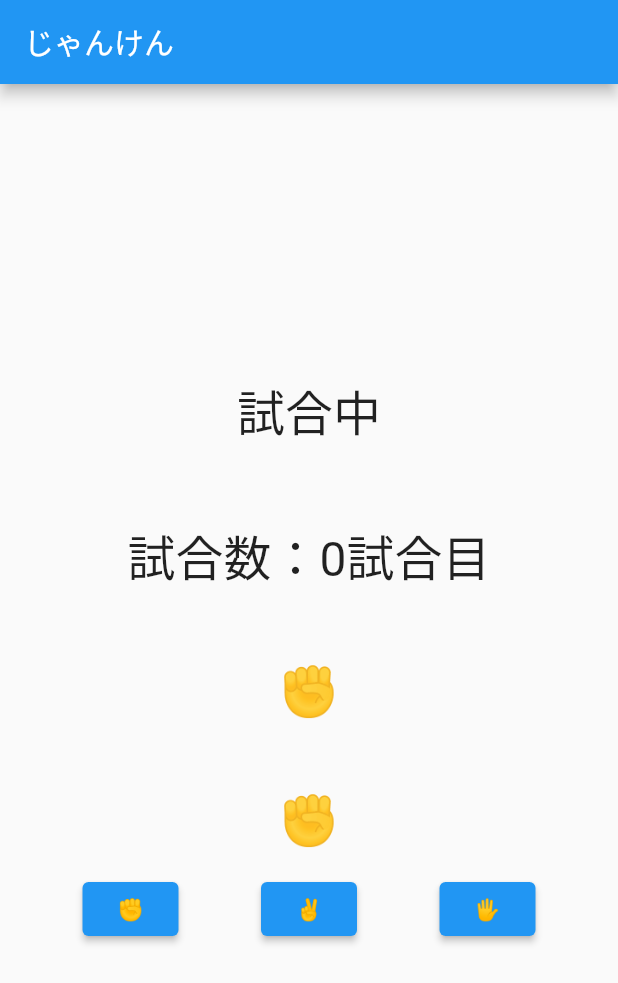
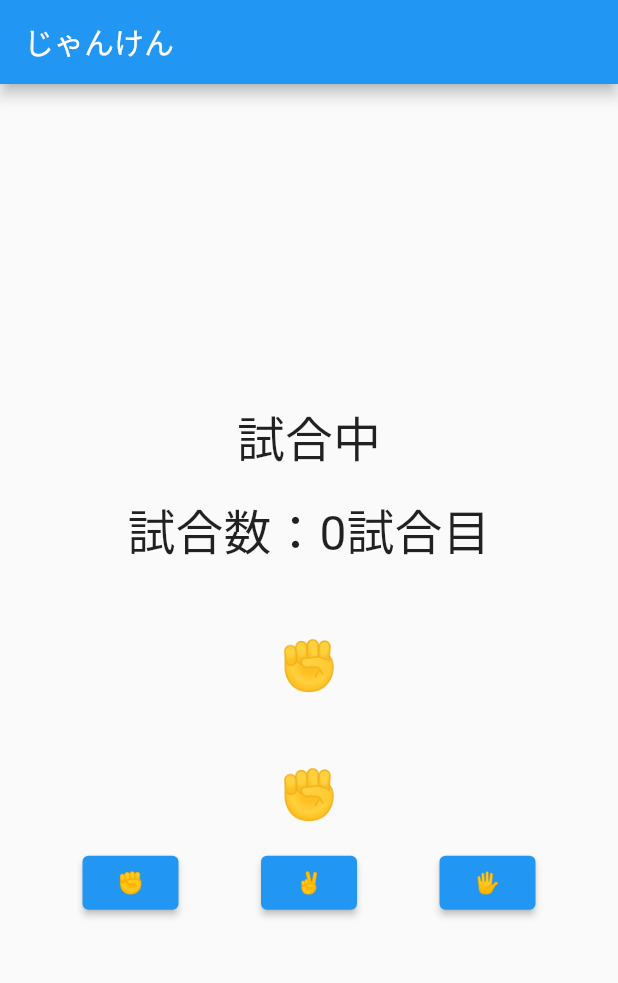
Before and after one commit to Takatoshi-ish/flutter_jankenapp, a Flutter app: the screen it shows after launch, on a phone screen of 412 x 824 dp. Shown: the top 983 px of the screen. Run offline on Flutter 3.47's test engine with Material 2 defaults, Android fonts, the phone set to English and light mode, and no system bars.

Commit message:
SizedBoxのサイズ調整

```diff
--- a/lib/main.dart
+++ b/lib/main.dart
@@ -121,14 +121,14 @@
               result,
               style: const TextStyle(fontSize: 32),
             ),
-            const SizedBox(height: 25),
+            const SizedBox(height: 15),
             if (matchCount == 5) ...{
               Text(
                 '勝ち:${matchResult['Win']}回 負け:${matchResult['Lose']}回 引き分け:${matchResult['Draw']}回',
                 style: const TextStyle(fontSize: 25),
               ),
+              const SizedBox(height: 15),
             },
-            const SizedBox(height: 25),
             Text(
               '試合数：${matchCount}試合目',
               style: const TextStyle(fontSize: 32),
```
